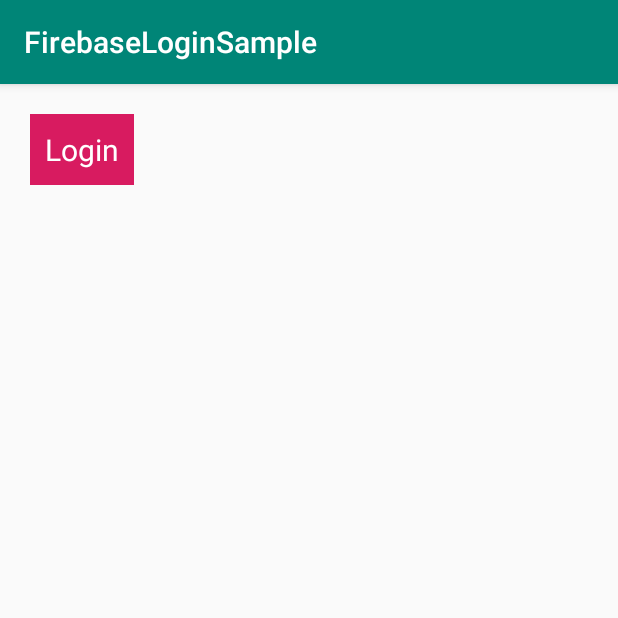
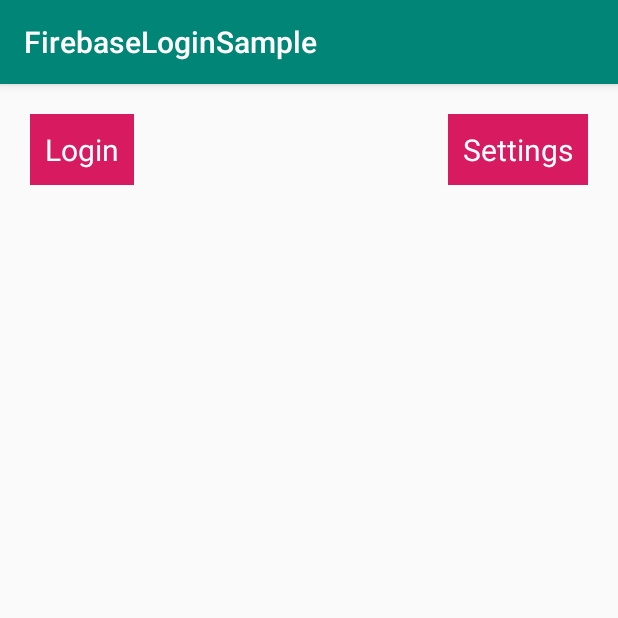
Before and after one commit to kyokomi-sandbox/sandbox, an Android app: the screen it shows after launch (MainActivity), on a phone screen of 412 x 824 dp, the top half of it. Run offline under Robolectric (Android 15) with nearby library versions, the phone set to English and light mode, and no system bars; our stand-ins replace Firebase (no records; nobody signed in at launch, a user with empty details on screens opened directly), data binding; libraries missing offline, so code that uses them is left out: com.firebase.ui; 1 statement that could not run was skipped.

Commit message:
fix 06.2

```diff
--- a/android/android-kotlin-login-navigation/app/build.gradle
+++ b/android/android-kotlin-login-navigation/app/build.gradle
@@ -37,6 +37,10 @@
     dataBinding {
         enabled = true
     }
+
+    kotlinOptions {
+        jvmTarget = '1.8'
+    }
 }
 
 dependencies {
--- a/android/android-kotlin-login-navigation/app/src/main/java/com/example/android/firebaseui_login_sample/LoginViewModel.kt
+++ b/android/android-kotlin-login-navigation/app/src/main/java/com/example/android/firebaseui_login_sample/LoginViewModel.kt
@@ -63,13 +63,13 @@
         val defaultFactType = context.resources.getStringArray(R.array.fact_type)[0]
         val funFactType = sharedPreferences.getString(factTypePreferenceKey, defaultFactType)
 
-        if (authenticationState == AuthenticationState.UNAUTHENTICATED || funFactType.equals(
+        return if (authenticationState == AuthenticationState.UNAUTHENTICATED || funFactType.equals(
                 context.getString(R.string.fact_type_android)
             )
         ) {
-            return androidFacts[Random.nextInt(0, androidFacts.size)]
+            androidFacts[Random.nextInt(0, androidFacts.size)]
         } else {
-            return californiaFacts[Random.nextInt(0, californiaFacts.size)]
+            californiaFacts[Random.nextInt(0, californiaFacts.size)]
         }
     }
 }
--- a/android/android-kotlin-login-navigation/app/src/main/java/com/example/android/firebaseui_login_sample/MainFragment.kt
+++ b/android/android-kotlin-login-navigation/app/src/main/java/com/example/android/firebaseui_login_sample/MainFragment.kt
@@ -17,11 +17,11 @@
 package com.example.android.firebaseui_login_sample
 
 import android.os.Bundle
-import androidx.fragment.app.Fragment
 import android.view.LayoutInflater
 import android.view.View
 import android.view.ViewGroup
 import androidx.databinding.DataBindingUtil
+import androidx.fragment.app.Fragment
 import androidx.fragment.app.viewModels
 import androidx.lifecycle.Observer
 import androidx.navigation.fragment.findNavController
@@ -53,6 +53,10 @@
         //  user to customizeFragment. Don’t worry if you see unresolved errors as you
         //  implementation action! If you see unresolved errors, you can recompile the app from the
         //  Build menu to generate and use the new navigation actions you just created in the xml.
+        binding.settingsBtn.setOnClickListener {
+            val action = MainFragmentDirections.actionMainFragmentToSettingsFragment()
+            findNavController().navigate(action)
+        }
     }
 
     /**
--- a/android/android-kotlin-login-navigation/app/src/main/res/layout/fragment_main.xml
+++ b/android/android-kotlin-login-navigation/app/src/main/res/layout/fragment_main.xml
@@ -48,6 +48,18 @@
                 app:layout_constraintRight_toRightOf="parent"
                 app:layout_constraintTop_toTopOf="parent"
                 tools:text="Android is the world's most popular platform."/>
+        <TextView
+          android:id="@+id/settings_btn"
+          android:layout_width="wrap_content"
+          android:layout_height="wrap_content"
+          android:layout_margin="@dimen/text_margin"
+          android:background="@color/colorAccent"
+          android:padding="10dp"
+          android:text="@string/settings_btn"
+          android:textColor="#ffffff"
+          android:textSize="20sp"
+          app:layout_constraintRight_toRightOf="parent"
+          app:layout_constraintTop_toTopOf="parent"/>
 
     </androidx.constraintlayout.widget.ConstraintLayout>
 </layout>
--- a/android/android-kotlin-login-navigation/app/src/main/res/navigation/nav_graph.xml
+++ b/android/android-kotlin-login-navigation/app/src/main/res/navigation/nav_graph.xml
@@ -25,6 +25,9 @@
             android:id="@+id/mainFragment"
             android:name="com.example.android.firebaseui_login_sample.MainFragment"
             android:label="MainFragment">
+        <action
+          android:id="@+id/action_mainFragment_to_settingsFragment"
+          app:destination="@id/settingsFragment"/>
     </fragment>
     <fragment
             android:id="@+id/settingsFragment"
--- a/android/android-kotlin-login-navigation/build.gradle
+++ b/android/android-kotlin-login-navigation/build.gradle
@@ -23,7 +23,7 @@
         jcenter()
     }
     dependencies {
-        classpath 'com.android.tools.build:gradle:3.5.2'
+        classpath 'com.android.tools.build:gradle:4.1.0-alpha09'
         classpath "org.jetbrains.kotlin:kotlin-gradle-plugin:$kotlin_version"
         classpath 'com.google.gms:google-services:4.3.2'
         classpath "androidx.navigation:navigation-safe-args-gradle-plugin:2.2.0-rc02"
```
Also changed, not shown: android/android-kotlin-login-navigation/app/src/main/java/com/example/android/firebaseui_login_sample/LoginFragment.kt (+17 -5 lines), android/android-kotlin-login-navigation/app/src/main/java/com/example/android/firebaseui_login_sample/SettingsFragment.kt (+10 -0 lines). Lines whose indentation alone changed are shown as unchanged.
